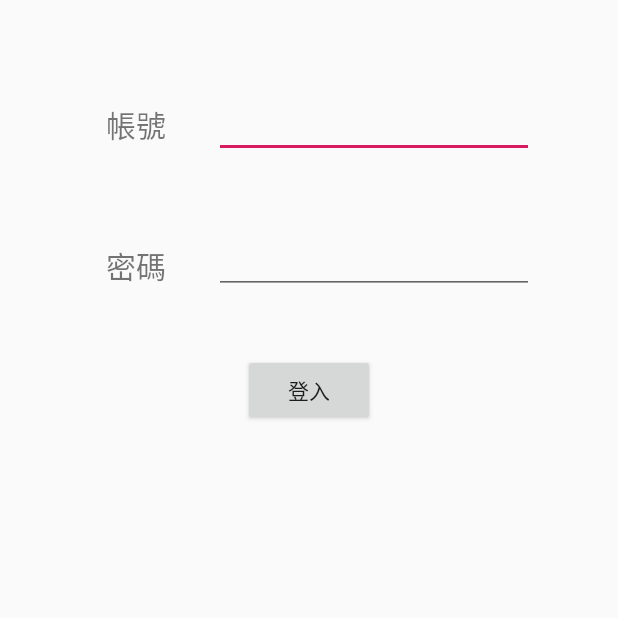
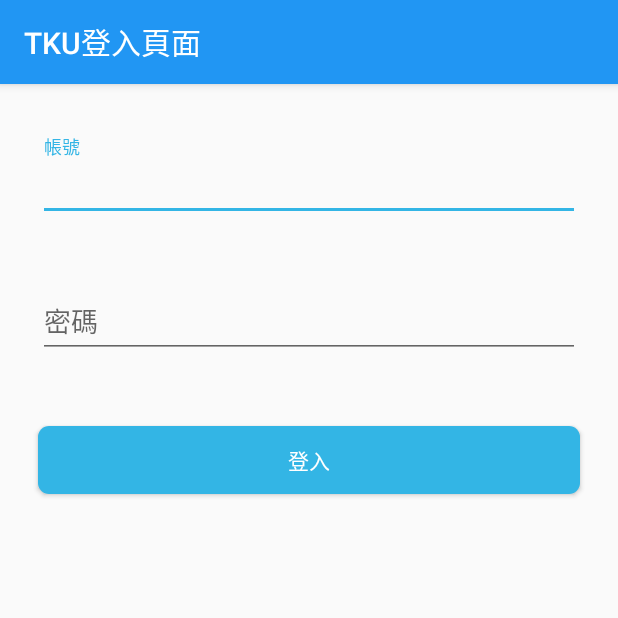
Before and after one commit to ZeroKen5969/AS_TKU_TimeTable, an Android app: the screen it shows after launch (LoginActivity), after a tap on an icon or button, on a phone screen of 412 x 824 dp, the top half of it. Run offline under Robolectric (Android 15) with nearby library versions, the phone set to English and light mode, and no system bars.

Commit message:
優化UI

```diff
--- a/app/src/main/java/com/example/as_tku_timetable/MainActivity.java
+++ b/app/src/main/java/com/example/as_tku_timetable/MainActivity.java
@@ -3,6 +3,7 @@ package com.example.as_tku_timetable;
 import android.content.Context;
 import android.content.Intent;
 import android.os.Bundle;
+import android.support.annotation.NonNull;
 import android.support.design.widget.FloatingActionButton;
 import android.support.v7.app.AppCompatActivity;
 import android.support.v7.widget.DividerItemDecoration;
@@ -12,6 +13,8 @@ import android.support.v7.widget.Toolbar;
 import android.view.View;
 import android.view.Menu;
 import android.view.MenuItem;
+import android.view.ViewGroup;
+import android.view.animation.LinearInterpolator;
 
 import java.io.ByteArrayInputStream;
 import java.io.ByteArrayOutputStream;
@@ -69,6 +72,7 @@ public class MainActivity extends AppCompatActivity {
     public static MenuState menuState;
     private static List<ListData> listDatas;
     private static RecyclerView view;
+    private FloatingActionButton floatingBtn;
 
     @Override
     protected void onCreate(Bundle savedInstanceState) {
@@ -81,11 +85,25 @@ public class MainActivity extends AppCompatActivity {
             listDatas = new ArrayList<>();
         }
 
+        floatingBtn = findViewById(R.id.fab);
         /*******建構主頁內容*******/
         view = findViewById(R.id.list_view);
         view.setAdapter(new MainActivityAdapter(listDatas));
         view.setLayoutManager(new LinearLayoutManager(this));
         view.addItemDecoration(new DividerItemDecoration(this, DividerItemDecoration.VERTICAL));
+        view.addOnScrollListener(new RecyclerView.OnScrollListener() {
+            @Override
+            public void onScrolled(@NonNull RecyclerView recyclerView, int dx, int dy) {
+                if(dy > 0) {
+                    floatingBtn.animate().translationY(
+                            floatingBtn.getHeight() + ((ViewGroup.MarginLayoutParams)floatingBtn.getLayoutParams()).bottomMargin
+                    ).setInterpolator(new LinearInterpolator()).start();
+                } else {
+                    floatingBtn.animate().translationY(0).setInterpolator(new LinearInterpolator()).start();
+                };
+                super.onScrolled(recyclerView, dx, dy);
+            }
+        });
 
         /*******toorbar*******/
         Toolbar toolbar = findViewById(R.id.toolbar);
--- a/app/src/main/java/com/example/as_tku_timetable/TimeTableActivity.java
+++ b/app/src/main/java/com/example/as_tku_timetable/TimeTableActivity.java
@@ -27,6 +27,7 @@ public class TimeTableActivity extends AppCompatActivity {
         setContentView(R.layout.activity_time_table);
 
         tableLayout = findViewById(R.id.time_table);
+
         Bundle bundle = getIntent().getExtras();
         saveBundle = (SaveBundle)bundle.get("saveBundle");
         createTable();
@@ -57,9 +58,10 @@ public class TimeTableActivity extends AppCompatActivity {
 
     private void createTable() {
         saveBundle.timeTable.set(0, "");
+
+        /*******創建內容*******/
         for(int i = 0; i < COL ; ++i) {
             TableRow tableRow = new TableRow(this);
-            tableLayout.addView(tableRow);
             for(int j = 0; j < ROW; ++j) {
                 TextView textView = new TextView(this);
                 textView.setWidth(100);
@@ -69,6 +71,7 @@ public class TimeTableActivity extends AppCompatActivity {
                 textView.setText(formatText(saveBundle.timeTable.get(i * MAX_ROW + j)));
                 tableRow.addView(textView);
             }
+            tableLayout.addView(tableRow);
         }
     }
 
--- /dev/null
+++ b/app/src/main/res/drawable/btn_style.xml
@@ -0,0 +1,21 @@
+<?xml version="1.0" encoding="utf-8"?>
+<selector xmlns:android="http://schemas.android.com/apk/res/android">
+
+    <item android:state_pressed="true">
+        <shape android:shape="rectangle">
+            <corners android:radius="7dp" />
+            <gradient
+                android:angle="-90"
+                android:startColor="@android:color/holo_blue_bright"
+                android:endColor="@android:color/holo_blue_dark" />
+        </shape>
+    </item>
+
+    <item>
+        <shape android:shape="rectangle">
+            <corners android:radius="7dp" />
+            <solid android:color="@android:color/holo_blue_light" />
+        </shape>
+    </item>
+
+</selector>
--- a/app/src/main/res/layout/activity_login.xml
+++ b/app/src/main/res/layout/activity_login.xml
@@ -5,84 +5,80 @@
     android:layout_width="match_parent"
     android:layout_height="match_parent">
 
+    <android.support.design.widget.AppBarLayout
+        android:layout_width="match_parent"
+        android:layout_height="wrap_content"
+        android:id="@+id/toolbarLayout"
+        app:layout_constraintTop_toTopOf="parent"
+        android:theme="@style/AppTheme.AppBarOverlay">
+
+        <android.support.v7.widget.Toolbar
+            app:title="TKU登入頁面"
+            android:id="@+id/toolbar"
+            android:layout_width="match_parent"
+            android:layout_height="?attr/actionBarSize"
+            android:background="@color/titleBg"
+            app:popupTheme="@style/AppTheme.PopupOverlay" />
+
+    </android.support.design.widget.AppBarLayout>
+
+    <android.support.design.widget.TextInputLayout
+        android:id="@+id/usr_layout"
+        android:layout_width="match_parent"
+        android:layout_height="wrap_content"
+        android:layout_marginTop="35dp"
+        android:layout_marginLeft="25dp"
+        android:layout_marginRight="25dp"
+        app:layout_constraintTop_toBottomOf="@+id/toolbarLayout">
+
         <EditText
             android:id="@+id/usr_editor"
-        android:layout_width="wrap_content"
+            android:layout_width="match_parent"
             android:layout_height="45dp"
-        android:layout_marginTop="60dp"
-        android:layout_marginEnd="56dp"
-        android:layout_marginRight="56dp"
             android:ems="10"
-        android:inputType="textPersonName"
+            android:hint="帳號"
+            android:inputType="textPersonName" />
+    </android.support.design.widget.TextInputLayout>
+
+    <android.support.design.widget.TextInputLayout
+        android:id="@+id/psw_layout"
+        android:layout_width="match_parent"
+        android:layout_height="wrap_content"
+        android:layout_marginTop="35dp"
+        android:layout_marginLeft="25dp"
+        android:layout_marginRight="25dp"
         app:layout_constraintEnd_toEndOf="parent"
-        app:layout_constraintTop_toTopOf="parent" />
+        app:layout_constraintTop_toBottomOf="@+id/usr_layout">
 
         <EditText
             android:id="@+id/psw_editor"
-        android:layout_width="wrap_content"
+            android:layout_width="match_parent"
             android:layout_height="45dp"
-        android:layout_marginTop="45dp"
-        android:layout_marginEnd="56dp"
-        android:layout_marginRight="56dp"
             android:ems="10"
-        android:inputType="textPassword"
-        app:layout_constraintEnd_toEndOf="parent"
-        app:layout_constraintTop_toBottomOf="@+id/usr_editor" />
-
-    <TextView
-        android:id="@+id/usr_label"
-        android:layout_width="wrap_content"
-        android:layout_height="wrap_content"
-        android:layout_marginStart="8dp"
-        android:layout_marginLeft="8dp"
-        android:layout_marginTop="68dp"
-        android:layout_marginEnd="8dp"
-        android:layout_marginRight="8dp"
-        android:text="帳號"
-        android:textSize="20dp"
-        app:layout_constraintEnd_toStartOf="@+id/usr_editor"
-        app:layout_constraintHorizontal_bias="0.72"
-        app:layout_constraintStart_toStartOf="parent"
-        app:layout_constraintTop_toTopOf="parent" />
-
-    <TextView
-        android:id="@+id/psw_label"
-        android:layout_width="wrap_content"
-        android:layout_height="wrap_content"
-        android:layout_marginStart="8dp"
-        android:layout_marginLeft="8dp"
-        android:layout_marginTop="64dp"
-        android:layout_marginEnd="8dp"
-        android:layout_marginRight="8dp"
-        android:text="密碼"
-        android:textSize="20dp"
-        app:layout_constraintEnd_toStartOf="@+id/psw_editor"
-        app:layout_constraintHorizontal_bias="0.72"
-        app:layout_constraintStart_toStartOf="parent"
-        app:layout_constraintTop_toBottomOf="@+id/usr_label" />
+            android:hint="密碼"
+            android:inputType="textPassword" />
+    </android.support.design.widget.TextInputLayout>
 
     <Button
         android:id="@+id/lg_btn"
-        android:layout_width="wrap_content"
-        android:layout_height="wrap_content"
-        android:layout_marginStart="8dp"
-        android:layout_marginLeft="8dp"
-        android:layout_marginTop="40dp"
-        android:layout_marginEnd="8dp"
-        android:layout_marginRight="8dp"
+        android:layout_width="match_parent"
+        android:layout_height="45dp"
+        android:layout_marginTop="45dp"
+        android:layout_marginLeft="25dp"
+        android:layout_marginRight="25dp"
+        android:background="@drawable/btn_style"
         android:text="登入"
+        android:textColor="#fff"
         app:layout_constraintEnd_toEndOf="parent"
-        app:layout_constraintStart_toStartOf="parent"
-        app:layout_constraintTop_toBottomOf="@+id/psw_editor" />
+        app:layout_constraintHorizontal_bias="0.0"
+        app:layout_constraintTop_toBottomOf="@+id/psw_layout" />
 
     <TextView
         android:id="@+id/terminal"
-        android:layout_width="332dp"
-        android:layout_height="324dp"
-        android:layout_marginStart="8dp"
-        android:layout_marginTop="32dp"
-        android:layout_marginEnd="8dp"
-        app:layout_constraintEnd_toEndOf="parent"
-        app:layout_constraintStart_toStartOf="parent"
+        android:layout_width="match_parent"
+        android:layout_height="325dp"
+        android:layout_marginTop="35dp"
+        android:layout_marginLeft="25dp"
+        android:layout_marginRight="25dp"
         app:layout_constraintTop_toBottomOf="@+id/lg_btn" />
 </android.support.constraint.ConstraintLayout>
--- a/app/src/main/res/layout/activity_main.xml
+++ b/app/src/main/res/layout/activity_main.xml
@@ -28,7 +28,6 @@
         android:id="@+id/list_view">
 
     </android.support.v7.widget.RecyclerView>
-    <!--include layout="@layout/content_main" /-->
 
     <android.support.design.widget.FloatingActionButton
         android:id="@+id/fab"
@@ -36,6 +35,8 @@
         android:layout_height="wrap_content"
         android:layout_gravity="bottom|end"
         android:layout_margin="@dimen/fab_margin"
+        app:backgroundTint="@android:color/holo_blue_light"
+        android:tint="#fff"
         app:srcCompat="@drawable/add" />
 
 </android.support.design.widget.CoordinatorLayout>
--- a/app/src/main/res/layout/activity_time_table.xml
+++ b/app/src/main/res/layout/activity_time_table.xml
@@ -7,20 +7,23 @@
     android:orientation="vertical"
     tools:context=".TimeTableActivity">
 
+    <android.support.design.widget.AppBarLayout
+        android:layout_width="match_parent"
+        android:layout_height="wrap_content">
+
         <RelativeLayout
-        android:id="@+id/linearLayout"
+            android:id="@+id/title"
             android:layout_width="match_parent"
-        android:layout_height="40dp"
-        android:background="@color/titleBg"
-        android:orientation="horizontal">
+            android:layout_height="50dp"
+            android:background="@color/titleBg">
 
             <TextView
-            android:layout_weight="1"
                 android:layout_width="match_parent"
                 android:layout_height="match_parent"
-            android:textColor="#fff"
+                android:layout_weight="1"
                 android:gravity="center"
-            android:text="課表" />
+                android:text="課表"
+                android:textColor="#fff" />
 
             <ImageButton
                 android:id="@+id/save_btn"
@@ -33,10 +36,12 @@
                 android:src="@android:drawable/ic_menu_save" />
         </RelativeLayout>
 
+    </android.support.design.widget.AppBarLayout>
+
     <ScrollView
-        android:id="@+id/scrollView3"
+        android:id="@+id/scrollView"
         android:layout_width="match_parent"
-        android:layout_height="wrap_content"
+        android:layout_height="match_parent"
         android:background="@color/tableColor">
 
         <TableLayout
@@ -45,6 +50,7 @@
             android:layout_height="match_parent"
             android:stretchColumns="1,2,3,4,5,6,7">
         </TableLayout>
+
     </ScrollView>
 
 </LinearLayout>
--- a/app/src/main/res/values/styles.xml
+++ b/app/src/main/res/values/styles.xml
@@ -6,7 +6,8 @@
         <item name="colorPrimary">@color/titleBg</item>
         <!--item name="colorPrimary">@color/colorPrimary</item-->
         <item name="colorPrimaryDark">@color/colorPrimaryDark</item>
-        <item name="colorAccent">@color/colorAccent</item>
+        <item name="colorAccent">@android:color/holo_blue_light</item>
+        <!--item name="colorAccent">@color/colorAccent</item-->
     </style>
 
     <style name="AppTheme.NoActionBar">
```
Lines whose indentation alone changed are shown as unchanged.
